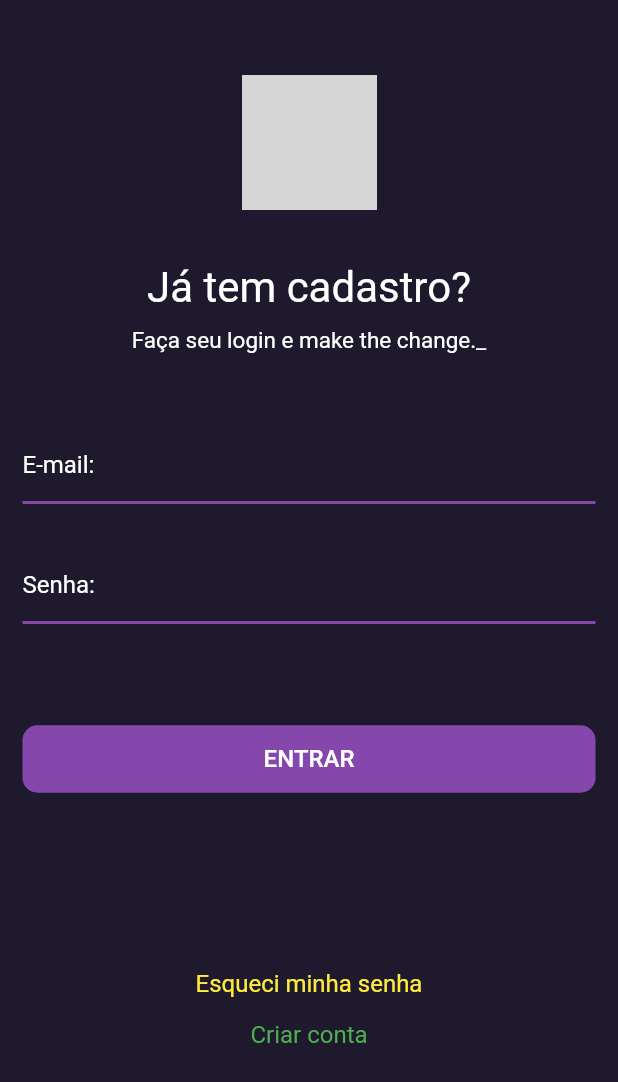
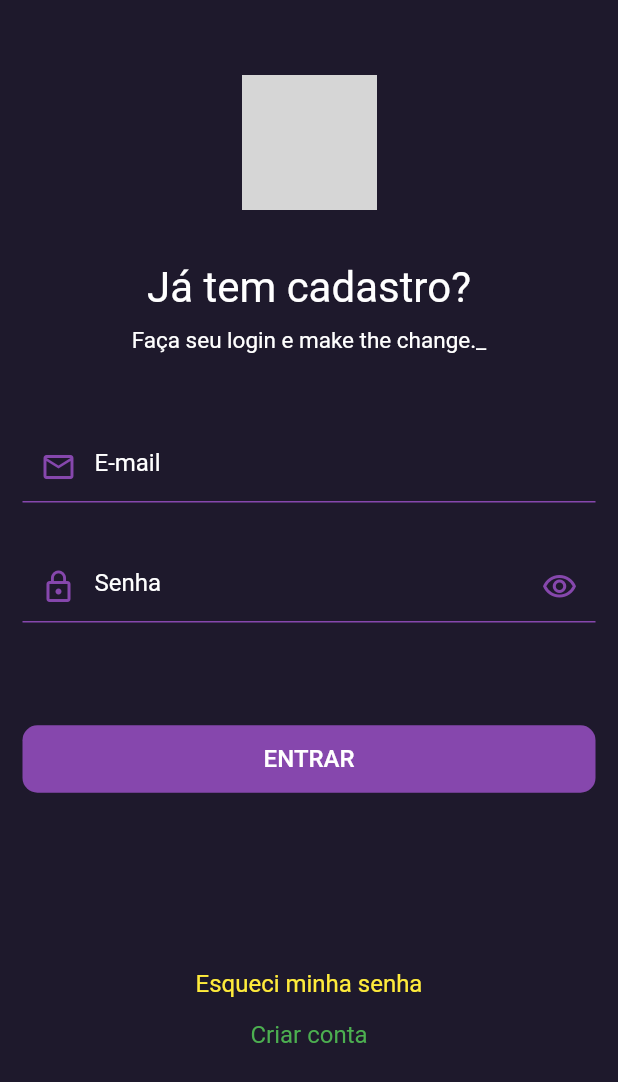
Before and after one commit to LucasMagnago/first-app-flutter, a Flutter app: the screen it shows after launch, on a phone screen of 412 x 824 dp. Shown: the top 1082 px of the screen. Run offline on Flutter 3.47's test engine with Material 2 defaults, Android fonts, the phone set to English and light mode, and no system bars; our stand-ins replace google_fonts; network calls fail; grey boxes are pictures that could not be loaded.

Commit message:
adicionando TextFields

```diff
--- a/lib/pages/login.dart
+++ b/lib/pages/login.dart
@@ -55,19 +55,21 @@ class _LoginPageState extends State<LoginPage> {
                 height: 50,
                 margin: const EdgeInsets.all(15),
                 alignment: Alignment.centerLeft,
-                decoration: const BoxDecoration(
-                  border: Border(
-                    bottom: BorderSide(
-                      width: 2,
+                child: const TextField(
+                  decoration: InputDecoration(
+                    enabledBorder: UnderlineInputBorder(
+                      borderSide: BorderSide(
                         color: Color.fromRGBO(134, 71, 173, 1),
                       ),
                     ),
+                    prefixIcon: Icon(
+                      Icons.email_outlined,
+                      color: Color.fromRGBO(134, 71, 173, 1),
                     ),
-                child: const Text(
-                  'E-mail: ',
-                  style: TextStyle(
+                    hintText: 'E-mail',
+                    hintStyle: TextStyle(
                       color: Colors.white,
-                    fontSize: 16,
+                    ),
                   ),
                 ),
               ),
@@ -76,20 +78,25 @@ class _LoginPageState extends State<LoginPage> {
                 height: 50,
                 margin: const EdgeInsets.all(15),
                 alignment: Alignment.centerLeft,
-                decoration: const BoxDecoration(
-                  border: Border(
-                    bottom: BorderSide(
-                      width: 2,
+                child: const TextField(
+                  decoration: InputDecoration(
+                      enabledBorder: UnderlineInputBorder(
+                        borderSide: BorderSide(
                           color: Color.fromRGBO(134, 71, 173, 1),
                         ),
                       ),
+                      prefixIcon: Icon(
+                        Icons.lock_outline,
+                        color: Color.fromRGBO(134, 71, 173, 1),
                       ),
-                child: const Text(
-                  'Senha: ',
-                  style: TextStyle(
+                      hintText: 'Senha',
+                      hintStyle: TextStyle(
                         color: Colors.white,
-                    fontSize: 16,
                       ),
+                      suffixIcon: Icon(
+                        Icons.visibility_outlined,
+                        color: Color.fromRGBO(134, 71, 173, 1),
+                      )),
                 ),
               ),
               const SizedBox(
```
Lines whose indentation alone changed are shown as unchanged.
